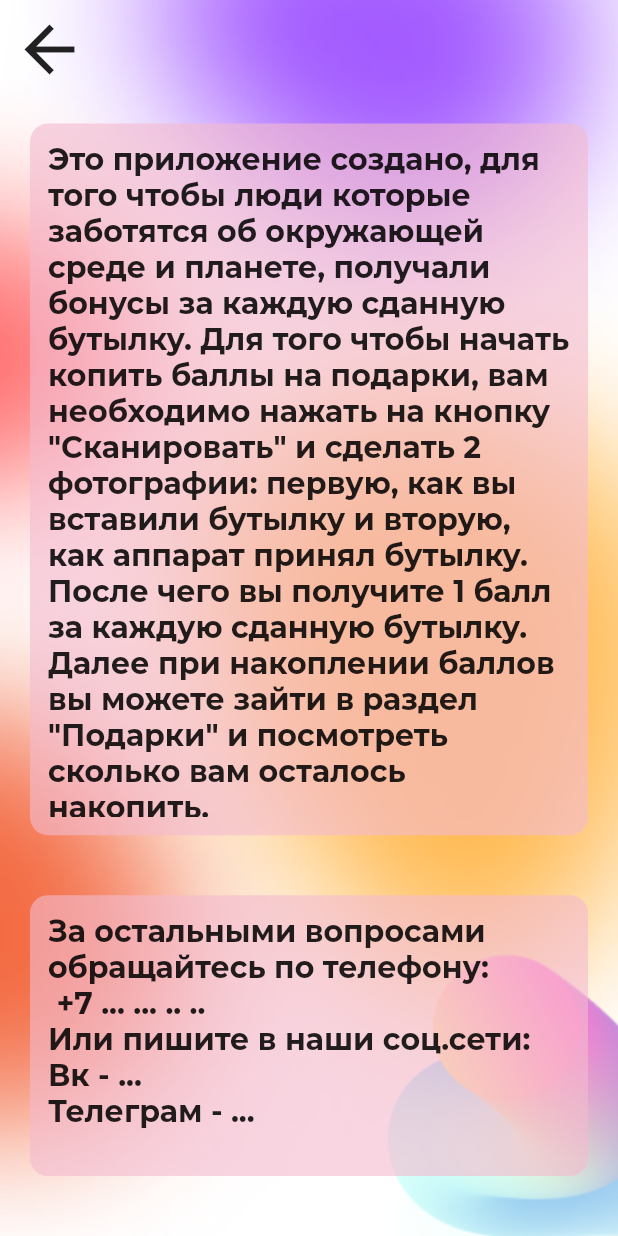
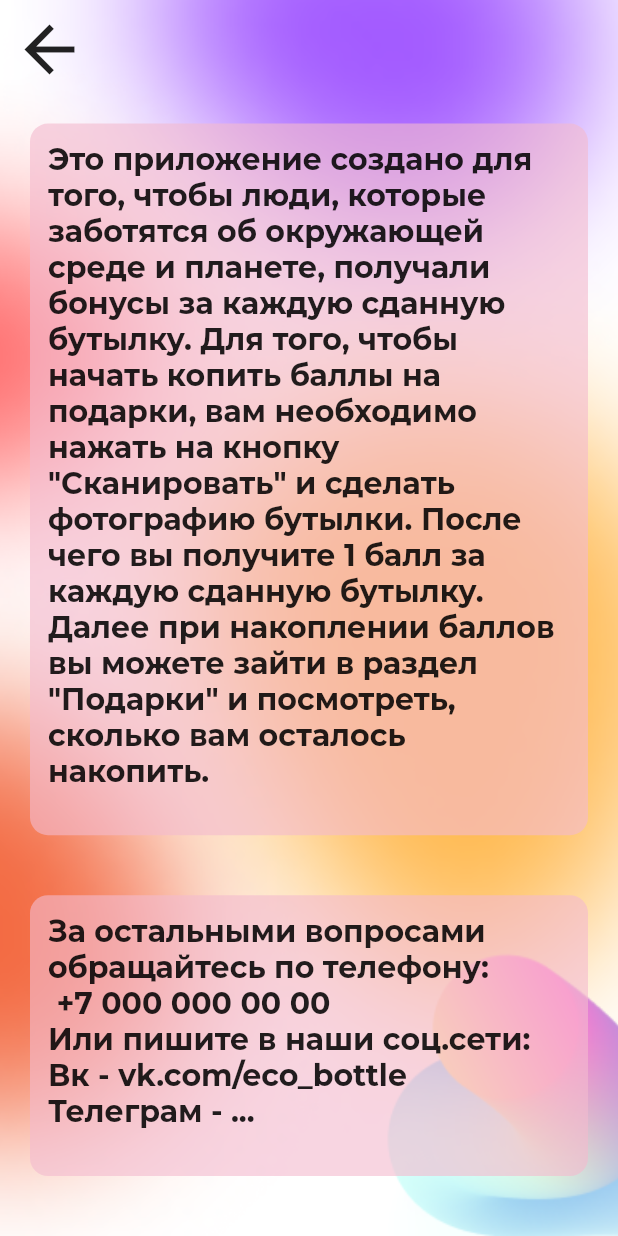
Before and after one commit to F4VOUR1TE/7_th_FLUTTER, a Flutter app: the Info screen opened directly, on a phone screen of 412 x 824 dp. Run offline on Flutter 3.47's test engine with Material 2 defaults, Android fonts, the phone set to English and light mode, and no system bars; our stand-ins replace cloud_firestore, firebase_auth, firebase_core, geolocator, image_picker, permission_handler and 1 more; accounts and stored records are empty.

Commit message:
encrease func

```diff
--- a/flutter_application_1/lib/gifts_page.dart
+++ b/flutter_application_1/lib/gifts_page.dart
@@ -37,13 +37,13 @@ class Gifts extends StatelessWidget {
                         flex: 1,
                         child: Container(
                           height: 200,
-                          width: 200,
+                          width: 250,
                           // color: Colors.orange,
                           alignment: Alignment.center,
                           child: const Text(
                             "Подарки",
                             style: TextStyle(
-                                fontSize: 30,
+                                fontSize: 28,
                                 fontFamily: 'Montserrat2',
                                 fontWeight: FontWeight.bold),
                           ),
--- a/flutter_application_1/lib/info_page.dart
+++ b/flutter_application_1/lib/info_page.dart
@@ -40,7 +40,7 @@ class Info extends StatelessWidget {
                       child: const SingleChildScrollView(
                         scrollDirection: Axis.vertical,
                         child: Text(
-                          "Это приложение создано, для того чтобы люди которые заботятся об окружающей среде и планете, получали бонусы за каждую сданную бутылку. Для того чтобы начать копить баллы на подарки, вам необходимо нажать на кнопку \"Сканировать\" и сделать 2 фотографии: первую, как вы вставили бутылку и вторую, как аппарат принял бутылку. После чего вы получите 1 балл за каждую сданную бутылку. Далее при накоплении баллов вы можете зайти в раздел \"Подарки\" и посмотреть сколько вам осталось накопить. ",
+                          "Это приложение создано для того, чтобы люди, которые заботятся об окружающей среде и планете, получали бонусы за каждую сданную бутылку. Для того, чтобы начать копить баллы на подарки, вам необходимо нажать на кнопку \"Сканировать\" и сделать фотографию бутылки. После чего вы получите 1 балл за каждую сданную бутылку. Далее при накоплении баллов вы можете зайти в раздел \"Подарки\" и посмотреть, сколько вам осталось накопить. ",
                           style: TextStyle(
                               fontSize: 20,
                               fontFamily: 'Montserrat2',
@@ -65,9 +65,9 @@ class Info extends StatelessWidget {
                         child: Text(
                           '''
 За остальными вопросами обращайтесь по телефону:
- +7 ... ... .. ..
+ +7 000 000 00 00
 Или пишите в наши соц.сети:
-Вк - ...
+Вк - vk.com/eco_bottle
 Телеграм - ...''',
                           style: TextStyle(
                               fontSize: 20,
--- a/flutter_application_1/lib/login_page.dart
+++ b/flutter_application_1/lib/login_page.dart
@@ -28,7 +28,6 @@ class _LoginState extends State<Login> {
     return Scaffold(
       resizeToAvoidBottomInset: false,
       // key: _scaffoldkey,
-      resizeToAvoidBottomInset: false,
       body: Container(
         width: MediaQuery.of(context).size.width,
         height: MediaQuery.of(context).size.height,
```
Also changed, not shown: flutter_application_1/lib/otp.dart (+0 -10 lines), flutter_application_1/lib/user_page.dart (+19 -16 lines).
